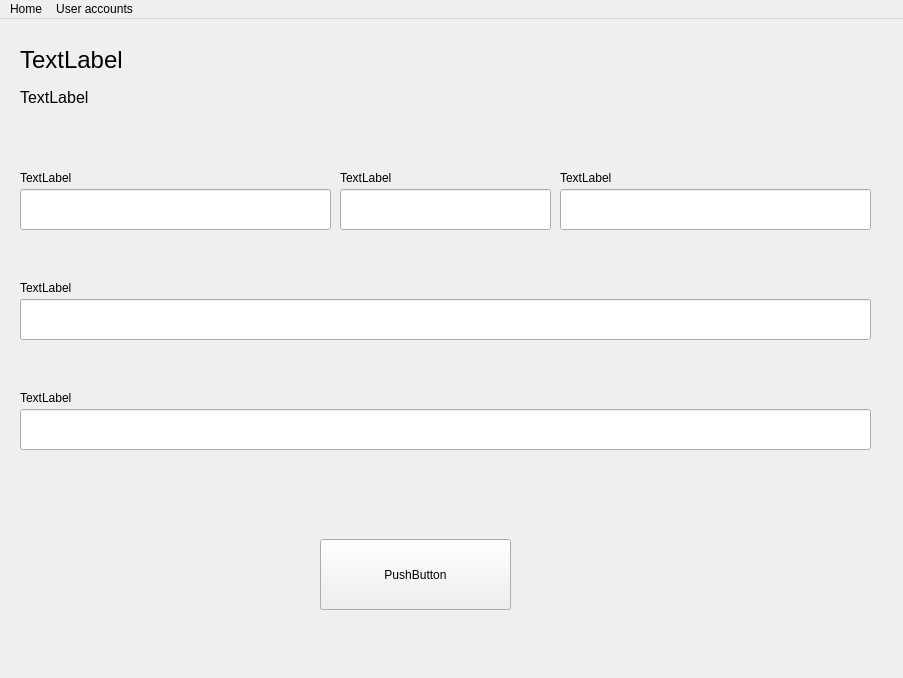
Above: src/gui/ui/register/register_view.ui from colingelling/PyQt6-test before the change. Below: the same form after it.
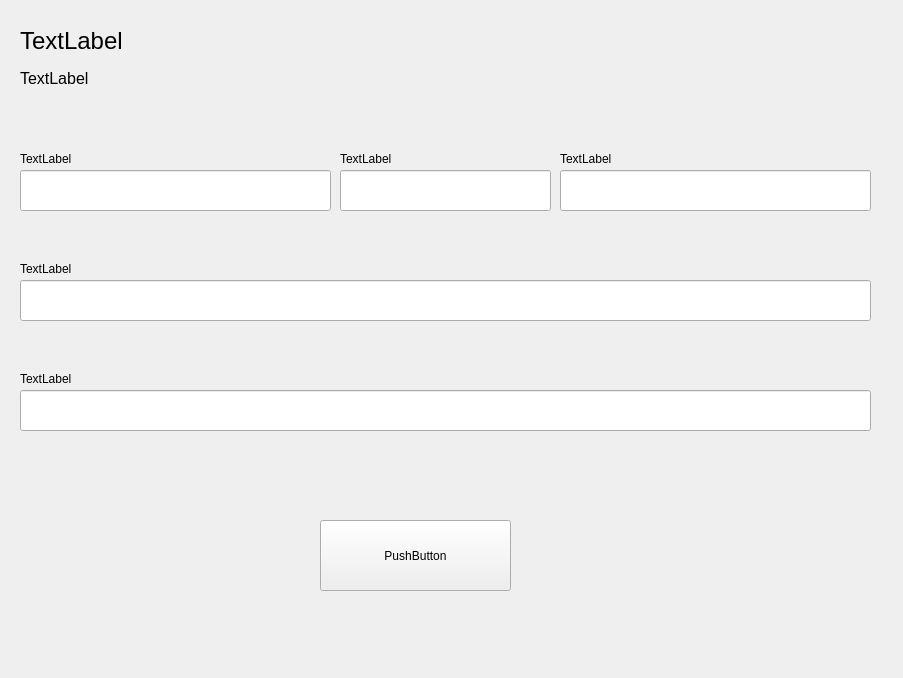
That is the form after the change.

Commit message: Added content to the UI files other than the Home window and made sure that every element inside has set a proper object name. Also attempted to create and reference windows with eachother, it is working except for going back to the Home window (loop cycle, home window is the first one that is loaded when starting the application)

Diff of the .ui file:
```diff
--- a/src/gui/ui/register/register_view.ui
+++ b/src/gui/ui/register/register_view.ui
@@ -188,20 +188,6 @@
      <height>22</height>
     </rect>
    </property>
-   <widget class="QMenu" name="menuHome">
-    <property name="title">
-     <string>Home</string>
-    </property>
-   </widget>
-   <widget class="QMenu" name="menuLogin">
-    <property name="title">
-     <string>User accounts</string>
-    </property>
-    <addaction name="actionLogin"/>
-    <addaction name="actionRegister"/>
-   </widget>
-   <addaction name="menuHome"/>
-   <addaction name="menuLogin"/>
   </widget>
   <action name="actionLogin">
    <property name="text">
```
The commit also changes 10 other files.
